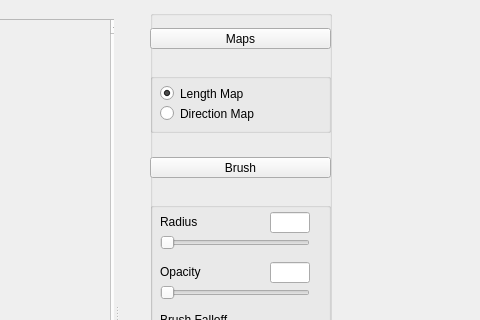
Qt form src/ui/sceneeditor.ui (mravella/hair) before a commit; both pictures show x 86 to 566 and y 0 to 320 of the 800 by 650 pixel window.
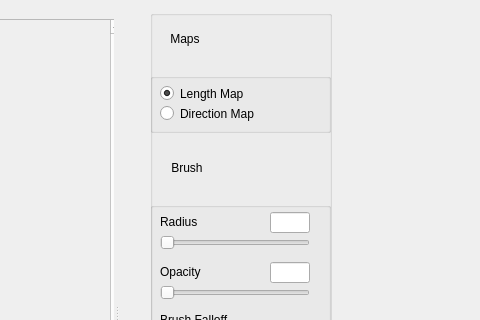
The same form after that commit. Icons and pictures are not drawn.

What changed in the file:
```diff
--- a/src/ui/sceneeditor.ui
+++ b/src/ui/sceneeditor.ui
@@ -52,10 +52,13 @@
        <widget class="QPushButton" name="showHideGroupMaps">
         <property name="maximumSize">
          <size>
-          <width>190</width>
+          <width>70</width>
           <height>21</height>
          </size>
         </property>
+        <property name="styleSheet">
+         <string notr="true">border: none</string>
+        </property>
         <property name="text">
          <string>Maps</string>
         </property>
@@ -118,10 +121,13 @@
        <widget class="QPushButton" name="showHideGroupBrush">
         <property name="maximumSize">
          <size>
-          <width>190</width>
+          <width>74</width>
           <height>21</height>
          </size>
         </property>
+        <property name="styleSheet">
+         <string notr="true">border: none</string>
+        </property>
         <property name="text">
          <string>Brush</string>
         </property>
```
